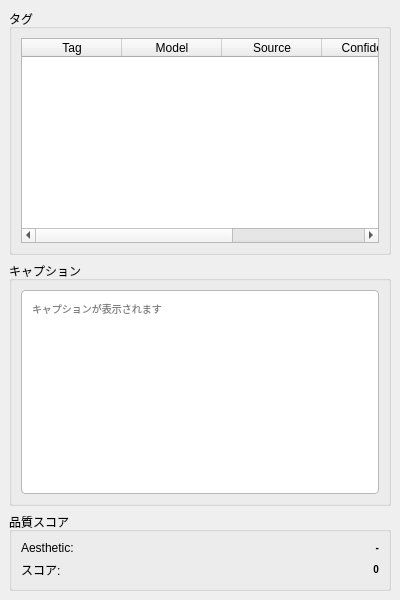
Above: src/lorairo/gui/designer/AnnotationDataDisplayWidget.ui from NEXTAltair/LoRAIro before the change. Below: the same form after it.
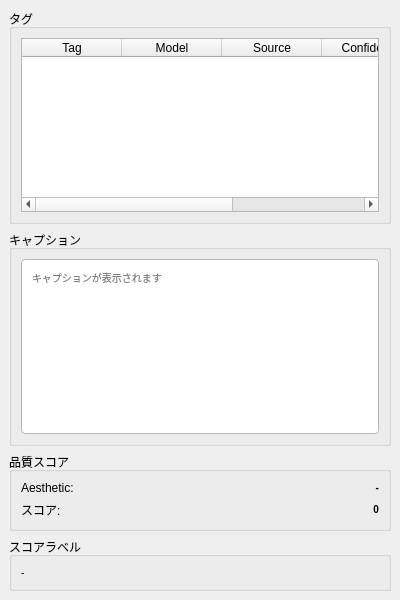
That is the form after the change.

Commit message: feat(#284): score_labels の GUI compact pill 表示 + JSON export 経路を追加 (ADR 0028)

The edit to the form file:
```diff
--- a/src/lorairo/gui/designer/AnnotationDataDisplayWidget.ui
+++ b/src/lorairo/gui/designer/AnnotationDataDisplayWidget.ui
@@ -196,6 +196,37 @@
      </layout>
     </widget>
    </item>
+   <item>
+    <widget class="QGroupBox" name="groupBoxScoreLabels">
+     <property name="title">
+      <string>スコアラベル</string>
+     </property>
+     <layout class="QVBoxLayout" name="verticalLayoutScoreLabels">
+      <property name="spacing">
+       <number>4</number>
+      </property>
+      <item>
+       <widget class="QLabel" name="labelScoreLabelsPlaceholder">
+        <property name="text">
+         <string>-</string>
+        </property>
+        <property name="wordWrap">
+         <bool>true</bool>
+        </property>
+        <property name="sizePolicy">
+         <sizepolicy hsizetype="Expanding" vsizetype="Minimum">
+          <horstretch>0</horstretch>
+          <verstretch>0</verstretch>
+         </sizepolicy>
+        </property>
+        <property name="styleSheet">
+         <string>font-size: 10px; color: palette(text);</string>
+        </property>
+       </widget>
+      </item>
+     </layout>
+    </widget>
+   </item>
   </layout>
  </widget>
  <resources />
```
The commit also changes 24 other files.
